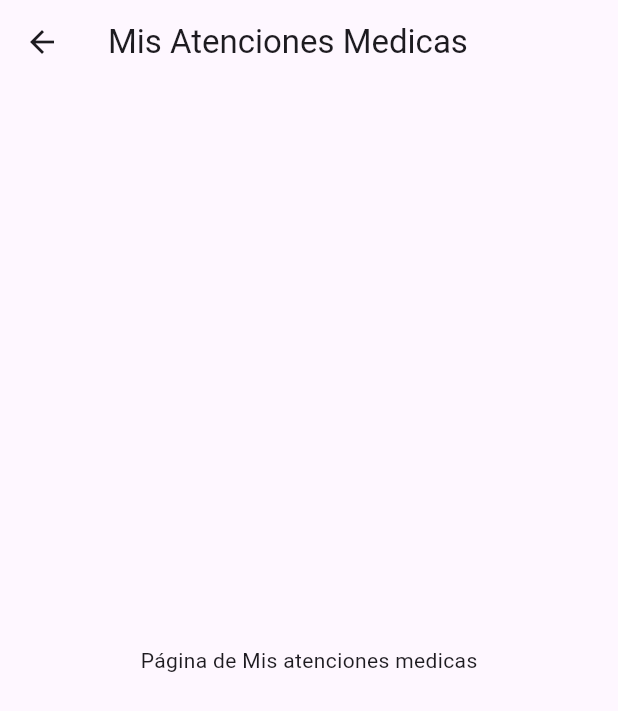
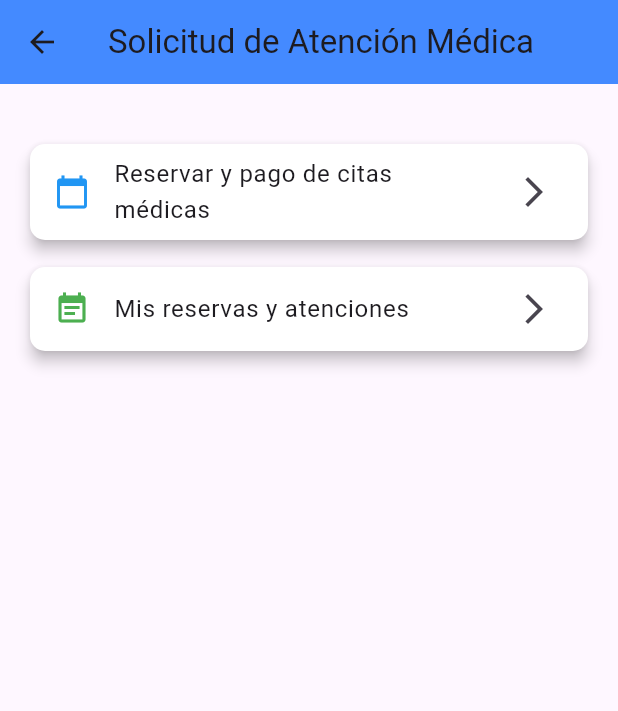
Before and after one commit to madnessIT/bienestarapp, a Flutter app: the MenuPacientePage screen opened directly with empty values, after a tap on "Mis atenciones médicas", on a phone screen of 412 x 824 dp. Shown: the top 711 px of the screen. Run offline on Flutter 3.47's test engine with Material 3 defaults, Android fonts, the phone set to English and light mode, and no system bars.

Commit message:
ReservarCita

```diff
--- a/lib/main.dart
+++ b/lib/main.dart
@@ -6,6 +6,8 @@ import 'servicios_medicos.dart';
 import 'mis_facturas.dart';
 import 'mis_atenciones_medicas.dart';
 import 'contactanos.dart';
+import 'reservar_citas.dart';
+//import 'solicitud_atencion.dart';
 void main() {
   runApp(MyApp());
 }
@@ -25,10 +27,12 @@ class MyApp extends StatelessWidget {
         '/': (context) => const LoginPage(),
         '/register_page': (context) => RegisterPage(),  // Registro Paciente
         '/menu_paciente': (context) => MenuPacientePage(),  // Ruta para el menú del paciente
+        //'/solicitud_atencion': (context) => SolicitudAtencionPage(), //Solicitud atencion
         '/servicios_medicos': (context) => ServiciosMedicosPage(),  // Define esta ruta
         '/mis_facturas': (context) => MisFacturasPage(),  // Define esta ruta
         '/mis_atenciones_medicas': (context) => MisAtencionesMedicasPage(),  // Define esta ruta
         '/contactanos': (context) => ContactanosPage(),  // Define esta ruta
+        '/reservar_citas': (context) => ReservarCitasPage(),  // Reservar y pagar citas
       },
     );
   }
--- a/lib/menu_paciente.dart
+++ b/lib/menu_paciente.dart
@@ -8,13 +8,12 @@ class MenuPacientePage extends StatelessWidget {
 
     // Obtener el nombre y el CI del paciente
     final String nombre = args['nombre'];
-    final String paterno = args['paterno'];
     final String ci = args['ci'];
 
     return Scaffold(
       appBar: AppBar(
         title: const Text('Menú del Paciente'),
-        backgroundColor: const Color.fromARGB(255, 63, 150, 51),
+        backgroundColor: Colors.blueAccent,
       ),
       body: Stack(
         children: [
@@ -22,7 +21,7 @@ class MenuPacientePage extends StatelessWidget {
           Container(
             decoration: const BoxDecoration(
               gradient: LinearGradient(
-                colors: [Color.fromARGB(255, 218, 228, 248), Color.fromARGB(255, 255, 255, 255)],
+                colors: [Colors.blue, Colors.lightBlueAccent],
                 begin: Alignment.topCenter,
                 end: Alignment.bottomCenter,
               ),
@@ -35,20 +34,19 @@ class MenuPacientePage extends StatelessWidget {
               children: [
                 // Mostrar el nombre y el CI del paciente
                 Text(
-                  'Bienvenido, $nombre $paterno',
+                  'Bienvenido, $nombre',
                   style: const TextStyle(
-                    fontSize: 10,
+                    fontSize: 24,
                     fontWeight: FontWeight.bold,
-                    color: Colors.black,
+                    color: Colors.white,
                   ),
                 ),
-
                 Text(
                   'CI: $ci',
                   style: const TextStyle(
                     fontSize: 18,
                     fontWeight: FontWeight.normal,
-                    color: Colors.black,
+                    color: Colors.white70,
                   ),
                 ),
                 const SizedBox(height: 20),
@@ -68,8 +66,8 @@ class MenuPacientePage extends StatelessWidget {
                           title: const Text('Servicios médicos'),
                           trailing: const Icon(Icons.arrow_forward_ios),
                           onTap: () {
-                            // Acción para Servicios Médicos
-                            Navigator.pushNamed(context, '/servicios_medicos');
+                            // Redirigir a la página de solicitud de atención médica
+                            Navigator.pushNamed(context, '/mis_atenciones_medicas');
                           },
                         ),
                       ),
@@ -139,9 +137,9 @@ class MenuPacientePage extends StatelessWidget {
                       shape: RoundedRectangleBorder(
                         borderRadius: BorderRadius.circular(10),
                       ),
-                      backgroundColor: const Color.fromARGB(255, 63, 150, 51),
+                      backgroundColor: Colors.redAccent,
                     ),
-                    child: const Text('Cerrar sesión', style: TextStyle(fontSize: 16, color: Colors.white70)),
+                    child: const Text('Cerrar sesión', style: TextStyle(fontSize: 16)),
                   ),
                 ),
               ],
--- a/lib/mis_atenciones_medicas.dart
+++ b/lib/mis_atenciones_medicas.dart
@@ -5,10 +5,50 @@ class MisAtencionesMedicasPage extends StatelessWidget {
   Widget build(BuildContext context) {
     return Scaffold(
       appBar: AppBar(
-        title: const Text('Mis Atenciones Medicas'),
+        title: const Text('Solicitud de Atención Médica'),
+        backgroundColor: Colors.blueAccent,
       ),
-      body: Center(
-        child: Text('Página de Mis atenciones medicas'),
+      body: Padding(
+        padding: const EdgeInsets.all(16.0),
+        child: Column(
+          crossAxisAlignment: CrossAxisAlignment.start,
+          children: [
+            const SizedBox(height: 20),
+            Card(
+              color: Colors.white,
+              elevation: 4,
+              shape: RoundedRectangleBorder(
+                borderRadius: BorderRadius.circular(10),
+              ),
+              child: ListTile(
+                leading: const Icon(Icons.calendar_today, color: Colors.blue),
+                title: const Text('Reservar y pago de citas médicas'),
+                trailing: const Icon(Icons.arrow_forward_ios),
+                onTap: () {
+                  // Acción para reservar y pago de citas médicas
+                  Navigator.pushNamed(context, '/reservar_citas');
+                },
+              ),
+            ),
+            const SizedBox(height: 10),
+            Card(
+              color: Colors.white,
+              elevation: 4,
+              shape: RoundedRectangleBorder(
+                borderRadius: BorderRadius.circular(10),
+              ),
+              child: ListTile(
+                leading: const Icon(Icons.event_note, color: Colors.green),
+                title: const Text('Mis reservas y atenciones'),
+                trailing: const Icon(Icons.arrow_forward_ios),
+                onTap: () {
+                  // Acción para ver reservas y atenciones
+                  Navigator.pushNamed(context, '/mis_reservas');
+                },
+              ),
+            ),
+          ],
+        ),
       ),
     );
   }
--- /dev/null
+++ b/lib/reservar_citas.dart
@@ -0,0 +1,18 @@
+import 'package:flutter/material.dart';
+
+class ReservarCitasPage extends StatelessWidget {
+  @override
+  Widget build(BuildContext context) {
+    return Scaffold(
+      appBar: AppBar(
+        title: const Text('Reservar y pago de citas médicas'),
+      ),
+      body: Center(
+        child: Text(
+          'Aquí puedes reservar citas y hacer el pago',
+          style: TextStyle(fontSize: 18),
+        ),
+      ),
+    );
+  }
+}
```
